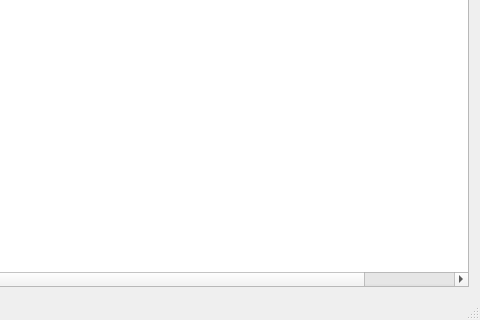
Above: mainwindow.ui from dutchgold92/TaskStalker before the change; both pictures show x 200 to 680 and y 180 to 500 of the 680 by 500 pixel window. Below: the same form after it.
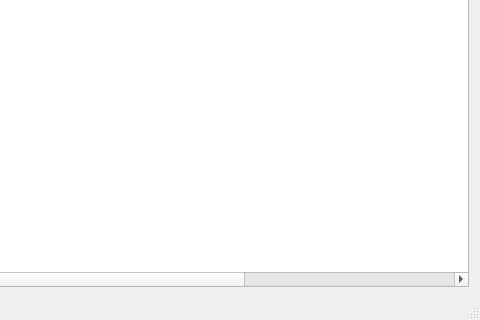
That is the form after the change. Icons and pictures are not drawn.

Commit message: Added thread/ppid info, CPU id for executing tasks.

```diff
--- a/mainwindow.ui
+++ b/mainwindow.ui
@@ -130,7 +130,7 @@
        <bool>true</bool>
       </property>
       <property name="columnCount">
-       <number>7</number>
+       <number>9</number>
       </property>
       <attribute name="horizontalHeaderVisible">
        <bool>true</bool>
@@ -209,6 +209,22 @@
         <string/>
        </property>
       </column>
+      <column>
+       <property name="text">
+        <string>Parent</string>
+       </property>
+       <property name="toolTip">
+        <string>ID of this task's parent process.</string>
+       </property>
+      </column>
+      <column>
+       <property name="text">
+        <string>Threads</string>
+       </property>
+       <property name="toolTip">
+        <string>Number of logical threads created by this application.</string>
+       </property>
+      </column>
      </widget>
     </item>
    </layout>
```
Left out of the diff: 12 changed lines with no effect on the pictures. The commit also changes 10 other files.
